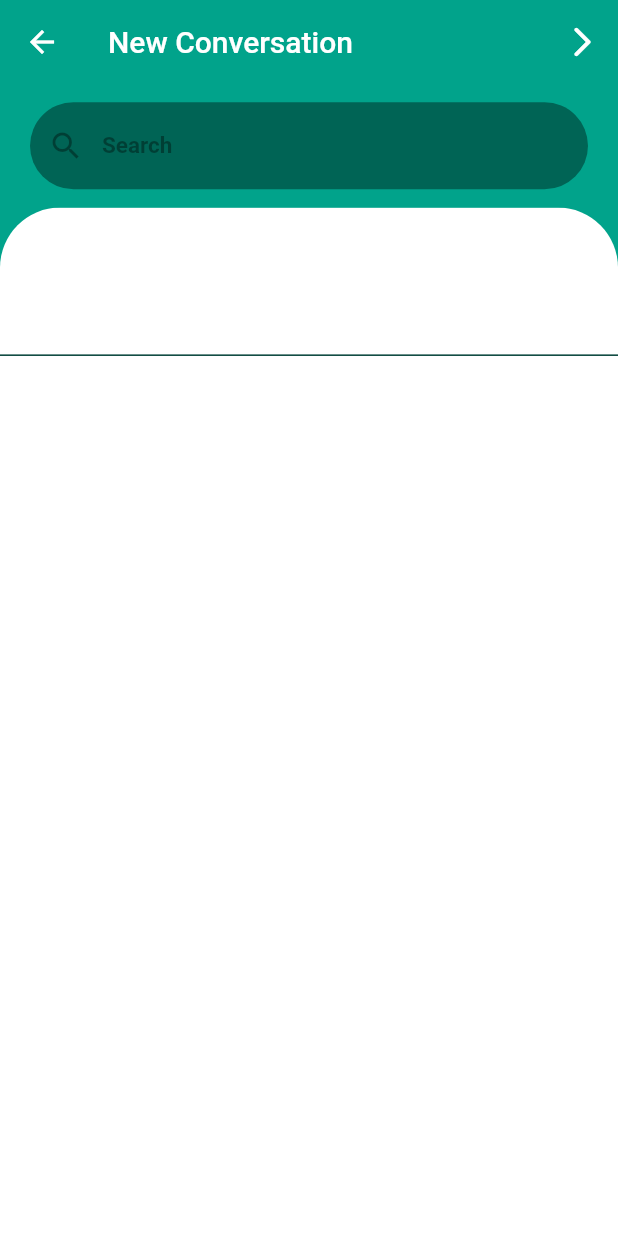
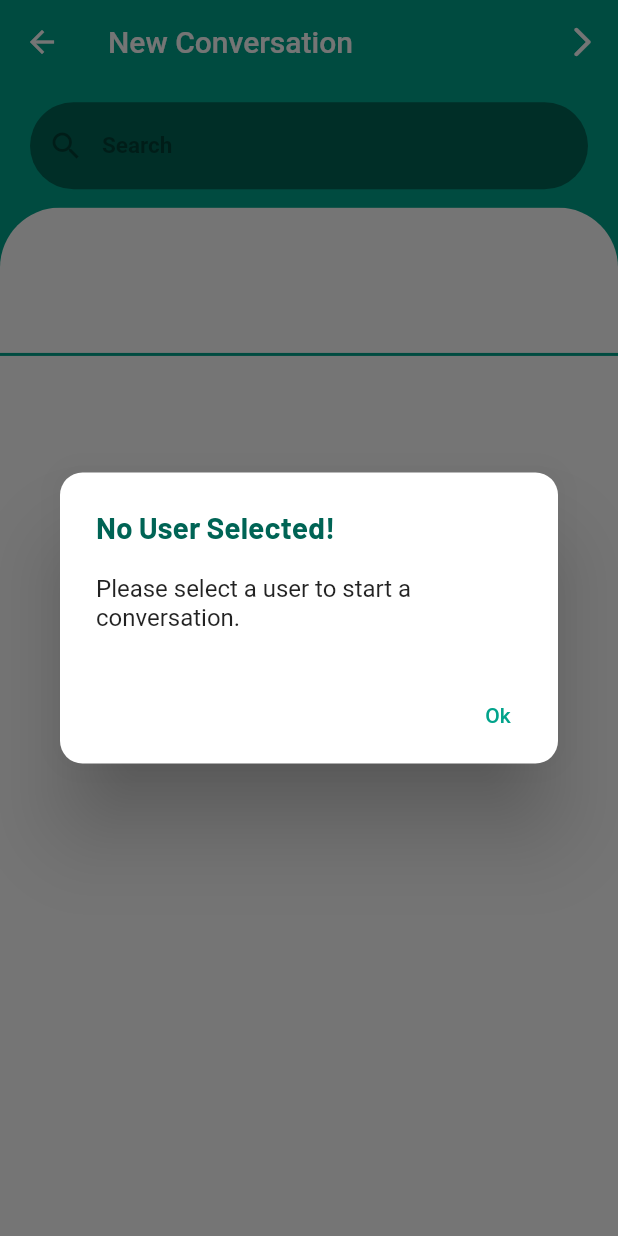
Before and after one commit to kfemilan/messaging-app, a Flutter app: the NewConversationScreen screen opened directly, after a tap on the "arrow forward ios" icon, on a phone screen of 412 x 824 dp. Run offline on Flutter 3.47's test engine with Material 2 defaults, Android fonts, the phone set to English and light mode, and no system bars; our stand-ins replace cloud_firestore, firebase_auth, firebase_core, firebase_storage, image_picker; accounts and stored records are empty; network calls fail.

Commit message:
Added updates to create conversation

```diff
--- a/lib/models/Constants.dart
+++ b/lib/models/Constants.dart
@@ -29,6 +29,7 @@ List<Conversation> dummyConversations = [
 ThemeData appTheme = ThemeData(
   textTheme: TextTheme(
     headline6: TextStyle(color: secondary, fontWeight: FontWeight.bold, fontSize: 15),
+    headline3: TextStyle(color: primaryMedium, fontWeight: FontWeight.w700, fontSize: 20, fontFamily: 'Barlow'),
     headline1: TextStyle(color: primaryMedium, fontWeight: FontWeight.w900, fontSize: 45, fontFamily: 'Barlow'),
     bodyText2: TextStyle(color: secondary, fontSize: 15),
   ),
--- a/lib/screens/confirm_create_screen.dart
+++ b/lib/screens/confirm_create_screen.dart
@@ -35,6 +35,9 @@ class _ConfirmCreateScreenState extends State<ConfirmCreateScreen> {
           IconButton(
             icon: Icon(Icons.arrow_forward_ios_rounded),
             onPressed: () async {
+              if(_gcName.text == ""){
+                // Create automatically generated name
+              }
               int successful = await createConversation(finalSelected, _gcName.text);
               if (successful == 1) {
                 Navigator.pop(context);
@@ -42,6 +45,9 @@ class _ConfirmCreateScreenState extends State<ConfirmCreateScreen> {
                     context,
                     MaterialPageRoute(
                         builder: (context) => ConversationScreen()));
+              } else if (successful == -1) {
+                Navigator.pop(context);
+                // pushReplacement to Conversation screen of GC
               }
             },
           )
--- a/lib/screens/new_conversation.dart
+++ b/lib/screens/new_conversation.dart
@@ -37,7 +37,7 @@ class _NewConversationScreenState extends State<NewConversationScreen> {
                       context,
                       MaterialPageRoute(
                           builder: (context) => ConversationScreen()));
-                } else if (successful == -1){
+                } else if (successful == -1) {
                   // Navigate to Existing Chat screen
                   // For now Pop lang sa
                   Navigator.pop(context);
@@ -47,7 +47,10 @@ class _NewConversationScreenState extends State<NewConversationScreen> {
                         context,
                         MaterialPageRoute(
                             builder: (context) =>
-                            ConfirmCreateScreen(selected: selected))).then((value) => setState((){}));
+                                ConfirmCreateScreen(selected: selected)))
+                    .then((value) => setState(() {}));
+              } else {
+                showErrorDialog();
               }
             },
           )
@@ -110,21 +113,24 @@ class _NewConversationScreenState extends State<NewConversationScreen> {
                             scrollDirection: Axis.horizontal,
                             itemCount: selected.length,
                             itemBuilder: (context, i) {
-                              return selected.length <= 0
-                                  ? Center(
-                                      child: Text(
+                              return selected.isEmpty
+                                  ? Text(
                                       'Select Users...',
-                                      style: TextStyle(color: Colors.black),
-                                    ))
+                                      style: TextStyle(
+                                          color: Theme.of(context)
+                                              .primaryColorDark),
+                                    )
                                   : Container(
                                       padding: EdgeInsets.all(5),
                                       width: MediaQuery.of(context).size.width *
                                           0.2,
+                                      height: MediaQuery.of(context).size.height * 0.1,
                                       child: Column(
                                         mainAxisAlignment:
                                             MainAxisAlignment.center,
                                         children: [
-                                          Stack(
+                                          FittedBox(
+                                            child: Stack(
                                               alignment: Alignment.topRight,
                                               children: [
                                                 CircleAvatar(
@@ -132,29 +138,36 @@ class _NewConversationScreenState extends State<NewConversationScreen> {
                                                           .size
                                                           .width *
                                                       0.07,
-                                                child: Text(selected[i].name[0].toUpperCase()),
+                                                  child: Text(selected[i]
+                                                      .name[0]
+                                                      .toUpperCase()),
                                                 ),
                                                 Container(
                                                   width: 20,
                                                   height: 20,
                                                   child: FloatingActionButton(
-                                                  backgroundColor: Theme.of(context).primaryColorLight,
+                                                      backgroundColor: Theme.of(
+                                                              context)
+                                                          .primaryColorLight,
                                                       heroTag: selected[i].id,
-                                                    child: Icon(Icons.close, size: 15, color: Theme.of(context).accentColor),
+                                                      child: Icon(Icons.close,
+                                                          size: 15,
+                                                          color:
+                                                              Theme.of(context)
+                                                                  .accentColor),
                                                       onPressed: () {
-                                                      setState(() {
-                                                        selected.removeWhere(
-                                                            (element) =>
-                                                                element.id ==
-                                                                selected[i].id);
-                                                      });
+                                                        removeFromSelected(i);
                                                       }),
                                                 )
                                               ],
                                             ),
-                                          Text(selected[i].name.split(" ")[0],
+                                          ),
+                                          FittedBox(
+                                            child: Text(
+                                                selected[i].name.split(" ")[0],
                                                 style: TextStyle(
-                                                  color: Colors.black))
+                                                    color: Colors.black)),
+                                          )
                                         ],
                                       ),
                                     );
@@ -163,8 +176,8 @@ class _NewConversationScreenState extends State<NewConversationScreen> {
                           decoration: BoxDecoration(
                               border: Border(
                                   bottom: BorderSide(
-                                      color: Theme.of(context).primaryColorDark,
-                                      width: 1))),
+                                      color: Theme.of(context).primaryColorLight,
+                                      width: 2))),
                         ),
                         Expanded(
                           // List of Users
@@ -188,11 +201,24 @@ class _NewConversationScreenState extends State<NewConversationScreen> {
                                   if (uID == document.id) {
                                     return SizedBox();
                                   }
-                                  return ListTile(
+                                  return Container(
+                                    child: ListTile(
                                       leading: CircleAvatar(
-                                      child: Text(document['name'][0].toString().toUpperCase())
-                                    ),
-                                    title: Text(document['name']),
+                                          child: Text(document['name'][0]
+                                              .toString()
+                                              .toUpperCase())),
+                                      title: Text(document['name'],
+                                          style: TextStyle(
+                                              color: Theme.of(context)
+                                                  .primaryColorDark)),
+                                      selected: (selected.firstWhere(
+                                                  (sel) => sel.id == document.id,
+                                                  orElse: () => null) ==
+                                              null)
+                                          ? false
+                                          : true,
+                                      selectedTileColor:
+                                          Theme.of(context).primaryColorLight,
                                       onTap: () {
                                         Account temp = new Account(
                                             id: document.id,
@@ -201,13 +227,14 @@ class _NewConversationScreenState extends State<NewConversationScreen> {
                                         var contain = selected.where(
                                             (element) => element.id == temp.id);
                                         if (contain.isEmpty) {
-                                        setState(() {
-                                          selected.add(temp);
-                                          print(temp.name);
-                                          print(selected);
-                                        });
+                                          addToSelected(temp);
+                                        } else {
+                                          var i = selected.indexWhere((element) =>
+                                              element.id == document.id);
+                                          removeFromSelected(i);
                                         }
                                       },
+                                    ),
                                   );
                                 }).toList(),
                               );
@@ -223,4 +250,35 @@ class _NewConversationScreenState extends State<NewConversationScreen> {
           )),
     );
   }
+
+  removeFromSelected(i) {
+    setState(() {
+      selected.removeWhere((element) => element.id == selected[i].id);
+    });
   }
+
+  addToSelected(temp) {
+    setState(() {
+      selected.add(temp);
+      print(temp.name);
+      print(selected);
+    });
+  }
+
+  showErrorDialog() {
+    return showDialog(
+      context: context,
+      builder: (BuildContext context) {
+        return AlertDialog(
+          title: Text('No User Selected!', style: Theme.of(context).textTheme.headline3),
+          content: Text('Please select a user to start a conversation.'),
+          actions: [
+            TextButton(child: Text('Ok'), onPressed: (){Navigator.pop(context);},)
+          ],
+          shape: RoundedRectangleBorder(borderRadius: BorderRadius.all(Radius.circular(15))),
+        );
+      }
+    );
+  }
+
+}
```
Also changed, not shown: lib/database/flutterfire.dart (+4 -6 lines). Lines whose indentation alone changed are shown as unchanged.
